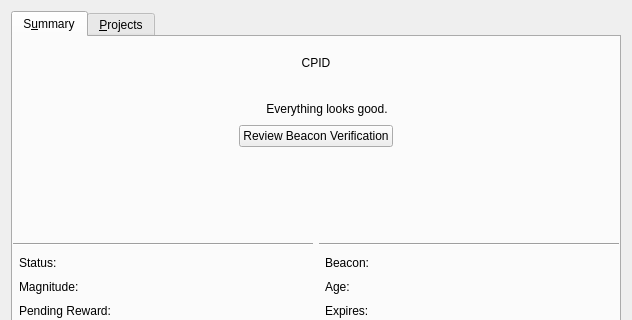
The window that src/qt/forms/researcherwizardsummarypage.ui (gridcoin-community/Gridcoin-Research) describes before a commit, drawn with Qt 5; both pictures show x 0 to 632 and y 0 to 320 of the 632 by 480 pixel window.
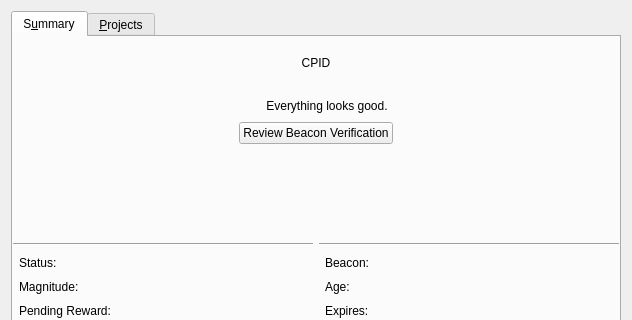
The same window after the commit. Icons and pictures are not drawn.

Commit message:
Scale GUI designer/stylesheet font sizes for macOS
This fixes legibility issues with text on macOS by scaling font sizes
defined in point units. Macs use a different base DPI so converting a
point size to pixels results in smaller text.

```diff
--- a/src/qt/forms/researcherwizardsummarypage.ui
+++ b/src/qt/forms/researcherwizardsummarypage.ui
@@ -94,11 +94,6 @@
            <verstretch>0</verstretch>
           </sizepolicy>
          </property>
-         <property name="font">
-          <font>
-           <pointsize>11</pointsize>
-          </font>
-         </property>
          <property name="cursor">
           <cursorShape>IBeamCursor</cursorShape>
          </property>
```
Left out of the diff: 1 changed line with no effect on the pictures. The commit also changes 23 other files.
